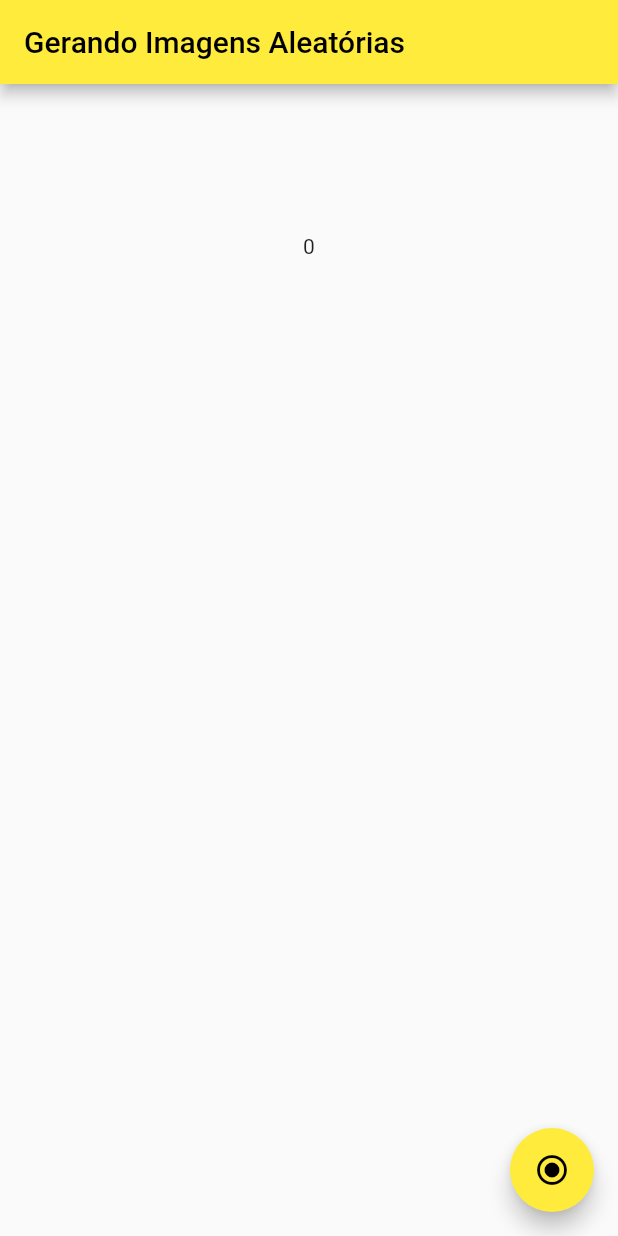
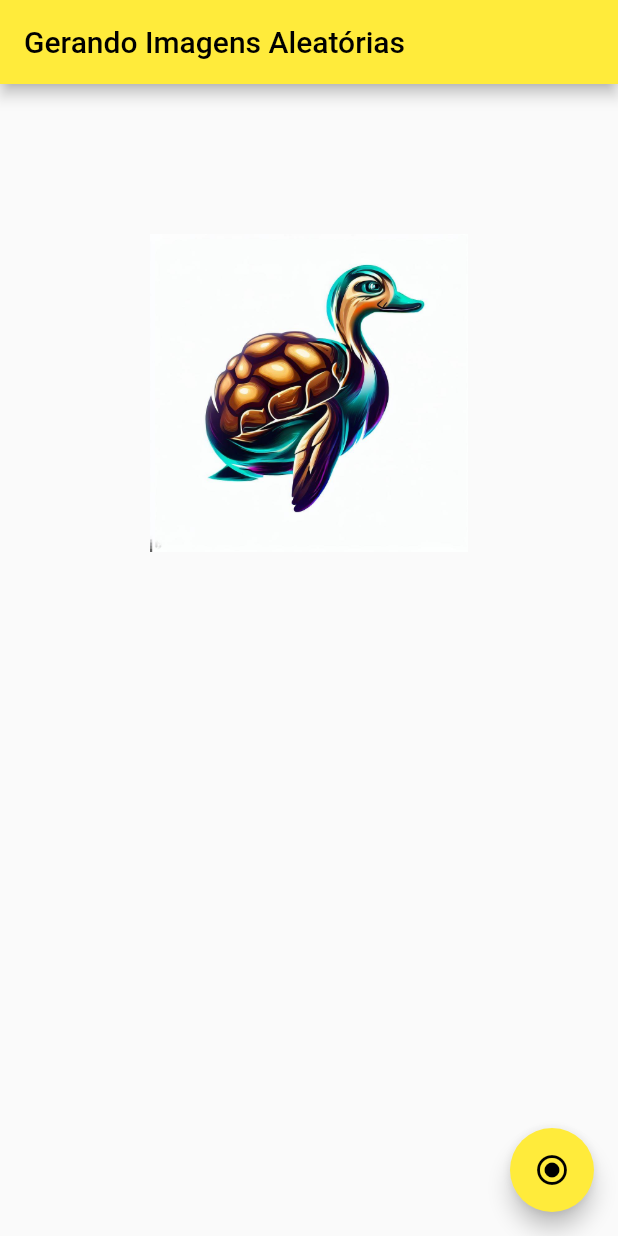
Before and after one commit to LeticiaBHB/imagefluttergithub, a Flutter app: the screen it shows after launch, on a phone screen of 412 x 824 dp. Run offline on Flutter 3.47's test engine with Material 2 defaults, Android fonts, the phone set to English and light mode, and no system bars.

```diff
--- a/lib/main.dart
+++ b/lib/main.dart
@@ -31,14 +31,14 @@ class HomePage extends StatefulWidget {
 class _HomePageState extends State<HomePage> {
   var numeroGerado = 0;
   final List <String> _imagens = [
-    'assets/1.jpeg'
-    'assets/2.jpeg'
-    'assets/3.jpeg'
-    'assets/4.jpeg'
-    'assets/5.jpeg'
-    'assets/6.jpeg'
-    'assets/7.jpeg'
-    'assets/8.jpeg'
+    'assets/1.jpeg',
+    'assets/2.jpeg',
+    'assets/3.jpeg',
+    'assets/4.jpeg',
+    'assets/5.jpeg',
+    'assets/6.jpeg',
+    'assets/7.jpeg',
+    'assets/8.jpeg',
 
   ];
 
@@ -62,7 +62,7 @@ class _HomePageState extends State<HomePage> {
               Container(
                 margin: EdgeInsets.all(100),
                 alignment: Alignment.center,
-                child: Text(numeroGerado.toString()),
+                child: Image.asset(_imagens[numeroGerado]),
               )
             ],
           ),
```
